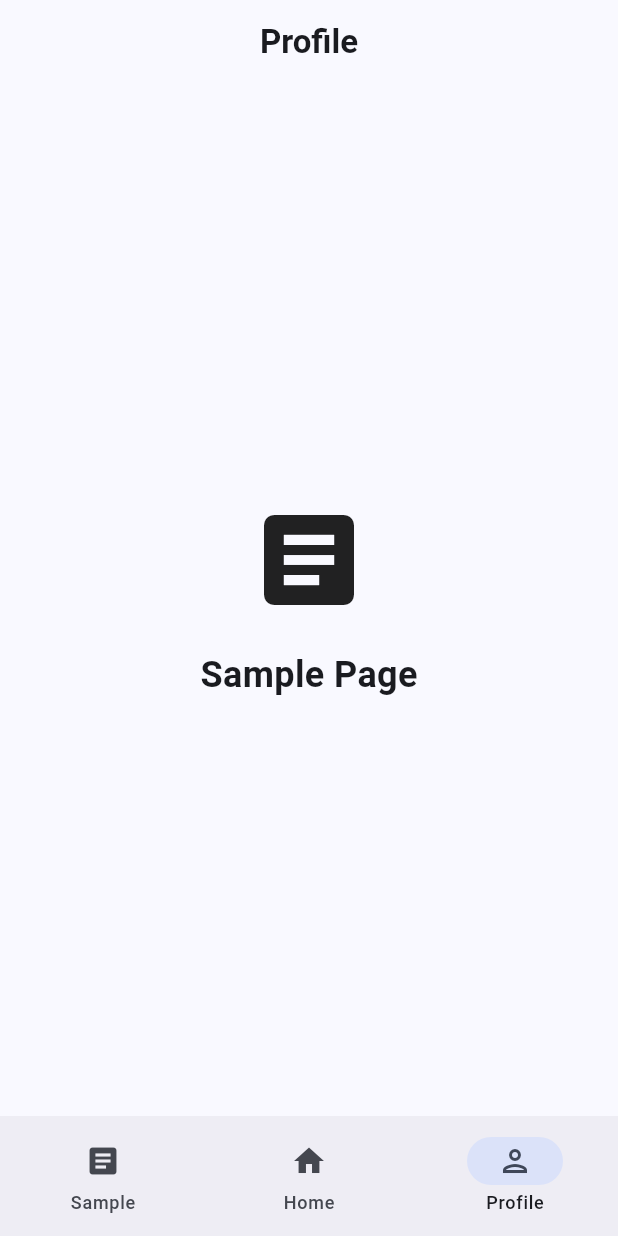
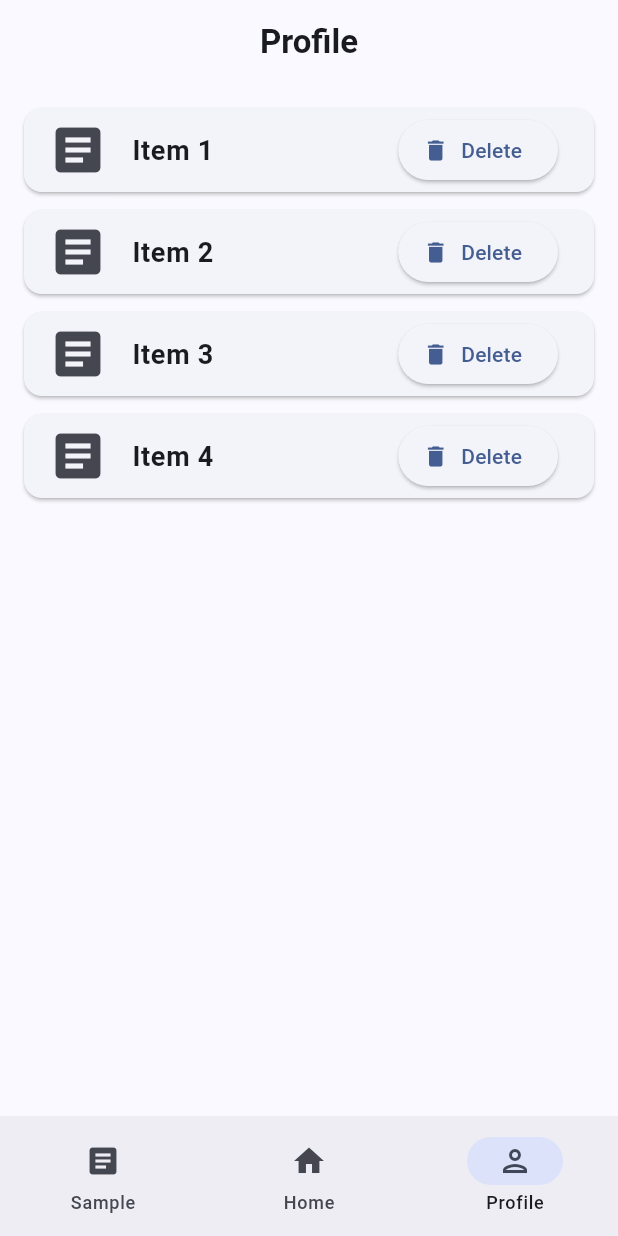
Before and after one commit to johnstevenandamon4-jpg/FlutterFinalAct, a Flutter app: the screen it shows after launch, item 3 of the bottom bar chosen, on a phone screen of 412 x 824 dp. Run offline on Flutter 3.47's test engine with Material 3 defaults, Android fonts, the phone set to English and light mode, and no system bars.

Commit message:
added icon

```diff
--- a/lib/pages/sample_page.dart
+++ b/lib/pages/sample_page.dart
@@ -1,23 +1,84 @@
+// import 'package:flutter/material.dart';
+
+// class SamplePage extends StatelessWidget {
+//   const SamplePage({super.key});
+
+//   @override
+//   Widget build(BuildContext context) {
+//     return const Center(
+//       child: Column(
+//         mainAxisAlignment: MainAxisAlignment.center,
+//         children: [
+//           Icon(Icons.article, size:80
+//           ),
+
+//           SizedBox(height: 20),
+//           Text('Sample Page', style: TextStyle(fontSize: 24, fontWeight: FontWeight.bold
+//           ),
+//           ),
+//         ]
+//       ),
+//     );
+//   }
+// }
+
 import 'package:flutter/material.dart';
 
-class SamplePage extends StatelessWidget {
+class SamplePage extends StatefulWidget {
   const SamplePage({super.key});
 
   @override
+  State<SamplePage> createState() => _SamplePageState();
+}
+
+class _SamplePageState extends State<SamplePage> {
+  // List of items
+  final List<String> items = [
+    'Item 1',
+    'Item 2',
+    'Item 3',
+    'Item 4',
+  ];
+
+  // Delete an item from the list
+  void deleteItem(int index) {
+    setState(() {
+      items.removeAt(index);
+    });
+  }
+
+  @override
   Widget build(BuildContext context) {
-    return const Center(
-      child: Column(
-        mainAxisAlignment: MainAxisAlignment.center,
-        children: [
-          Icon(Icons.article, size:80
+    return ListView.builder(
+      padding: const EdgeInsets.all(16),
+      itemCount: items.length,
+      itemBuilder: (context, index) {
+        return Card(
+          margin: const EdgeInsets.only(bottom: 12),
+          child: ListTile(
+            leading: const Icon(
+              Icons.article,
+              size: 40,
+            ),
+
+            title: Text(
+              items[index],
+              style: const TextStyle(
+                fontSize: 18,
+                fontWeight: FontWeight.bold,
+              ),
+            ),
+
+            trailing: ElevatedButton.icon(
+              onPressed: () {
+                deleteItem(index);
+              },
+              icon: const Icon(Icons.delete),
+              label: const Text('Delete'),
+            ),
           ),
-
-          SizedBox(height: 20),
-          Text('Sample Page', style: TextStyle(fontSize: 24, fontWeight: FontWeight.bold
-          ),
-          ),
-        ]
-      ),
+        );
+      },
     );
   }
 }
```
